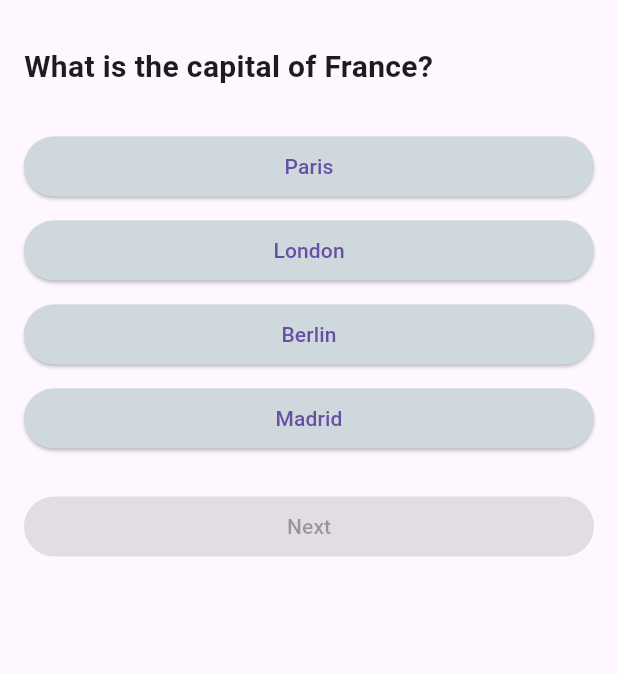
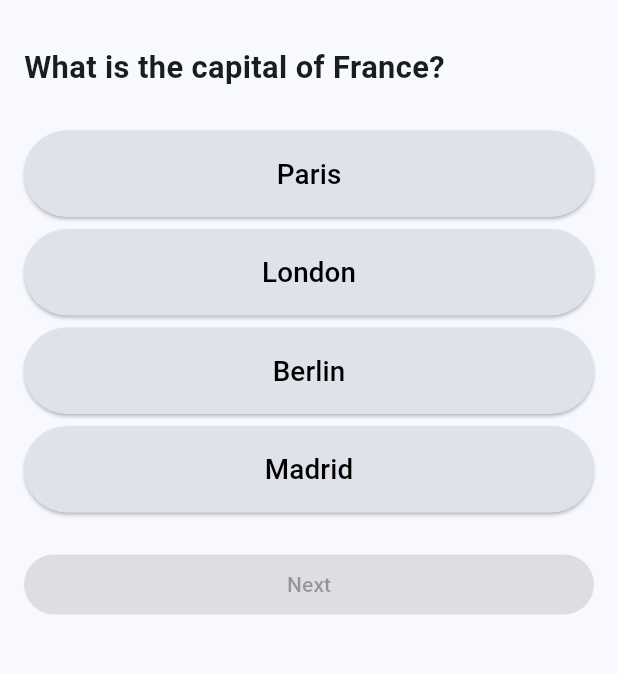
Before and after one commit to wingardiumleviosaaa/Aplikasikuispilihanganda, a Flutter app: the screen it shows after launch, on a phone screen of 412 x 824 dp, the part 63-737 px from its top. Run offline on Flutter 3.47's test engine with Material 3 defaults, Android fonts, the phone set to English and light mode, and no system bars; Roboto replaces fonts that are missing (GoogleSans, Poppins).

Commit message:
add fonts, icon, reusable widget, themes, and responsive layout, tp assetnya blm ke detect dan blm ada darkmode option nya bg

```diff
--- a/lib/main.dart
+++ b/lib/main.dart
@@ -12,6 +12,20 @@ class MyApp extends StatelessWidget {
   Widget build(BuildContext context) {
     return MaterialApp(
       debugShowCheckedModeBanner: false,
+      title: 'Midterm Quiz',
+      themeMode: ThemeMode.system, // Automatically follows system theme
+      theme: ThemeData(
+        brightness: Brightness.light,
+        fontFamily: 'GoogleSans',
+        colorScheme: ColorScheme.fromSeed(seedColor: Colors.blue),
+        useMaterial3: true,
+      ),
+      darkTheme: ThemeData(
+        brightness: Brightness.dark,
+        fontFamily: 'GoogleSans',
+        colorScheme: ColorScheme.fromSeed(seedColor: Colors.teal),
+        useMaterial3: true,
+      ),
       home: const QuizScreen(),
     );
   }
--- a/lib/screens/quiz_screen.dart
+++ b/lib/screens/quiz_screen.dart
@@ -1,6 +1,8 @@
 import 'package:flutter/material.dart';
 import '../data/questions.dart';
 import 'result_screen.dart';
+import '../widgets/question_text.dart';
+import '../widgets/answer_button.dart';
 
 class QuizScreen extends StatefulWidget {
   const QuizScreen({super.key});
@@ -72,26 +74,16 @@ class _QuizScreenState extends State<QuizScreen> {
         child: Column(
           crossAxisAlignment: CrossAxisAlignment.stretch,
           children: [
-            Text(
-              question.text,
-              style: const TextStyle(fontSize: 20, fontWeight: FontWeight.bold),
-            ),
+            QuestionText(text: question.text),
             const SizedBox(height: 24),
             ...List.generate(question.options.length, (index) {
               final isSelected = selectedIndex == index;
-              return Padding(
-                padding: const EdgeInsets.symmetric(vertical: 4),
-                child: ElevatedButton(
-                  style: ElevatedButton.styleFrom(
-                    backgroundColor: isSelected
-                        ? Colors.blueAccent
-                        : Colors.blueGrey.shade100,
-                  ),
-                  onPressed: selectedIndex == null
-                      ? () => _selectAnswer(index)
-                      : null,
-                  child: Text(question.options[index]),
-                ),
+              return AnswerButton(
+                text: question.options[index],
+                isSelected: isSelected,
+                onPressed: selectedIndex == null
+                    ? () => _selectAnswer(index)
+                    : () {},
               );
             }),
             const SizedBox(height: 20),
--- a/lib/screens/result_screen.dart
+++ b/lib/screens/result_screen.dart
@@ -10,7 +10,7 @@ class ResultScreen extends StatelessWidget {
     required this.score,
     required this.totalQuestions,
     required this.onRestart,
-});
+  });
 
   @override
   Widget build(BuildContext context) {
@@ -22,6 +22,12 @@ class ResultScreen extends StatelessWidget {
           child: Column(
             mainAxisAlignment: MainAxisAlignment.center,
             children: [
+              Image.asset(
+                'assets/images/tick.png',
+                width: 120,
+                height: MediaQuery.of(context).size.height * 0.25,
+              ),
+              const SizedBox(height: 24),
               const Text(
                 'Quiz Completed!',
                 style: TextStyle(fontSize: 24, fontWeight: FontWeight.bold),
--- a/lib/widgets/answer_button.dart
+++ b/lib/widgets/answer_button.dart
@@ -0,0 +1,39 @@
+import 'package:flutter/material.dart';
+
+class AnswerButton extends StatelessWidget {
+  final String text;
+  final bool isSelected;
+  final VoidCallback onPressed;
+
+  const AnswerButton({
+    super.key,
+    required this.text,
+    required this.isSelected,
+    required this.onPressed,
+  });
+
+  @override
+  Widget build(BuildContext context) {
+    final colorScheme = Theme.of(context).colorScheme;
+
+    return Padding(
+      padding: const EdgeInsets.symmetric(vertical: 4),
+      child: ElevatedButton(
+        style: ElevatedButton.styleFrom(
+          backgroundColor: isSelected
+              ? colorScheme.primary
+              : colorScheme.surfaceVariant,
+          minimumSize: Size(double.infinity, MediaQuery.of(context).size.height * 0.07),
+        ),
+        onPressed: onPressed,
+        child: Text(
+          text,
+          style: TextStyle(
+            color: isSelected ? Colors.white : Colors.black,
+            fontSize: MediaQuery.of(context).size.width * 0.045,
+          ),
+        ),
+      ),
+    );
+  }
+}
--- a/lib/widgets/question_text.dart
+++ b/lib/widgets/question_text.dart
@@ -0,0 +1,19 @@
+import 'package:flutter/material.dart';
+
+class QuestionText extends StatelessWidget {
+  final String text;
+
+  const QuestionText({super.key, required this.text});
+
+  @override
+  Widget build(BuildContext context) {
+    return Text(
+      text,
+      style: TextStyle(
+        fontFamily: 'Poppins',
+        fontSize: MediaQuery.of(context).size.width * 0.05,
+        fontWeight: FontWeight.bold,
+      ),
+    );
+  }
+}
```
Also changed, not shown: pubspec.yaml (+8 -30 lines), lib/assets/fonts/GoogleSans-Bold.ttf (added), lib/assets/fonts/GoogleSans-Regular.ttf (added), lib/assets/images/tick.png (added).
